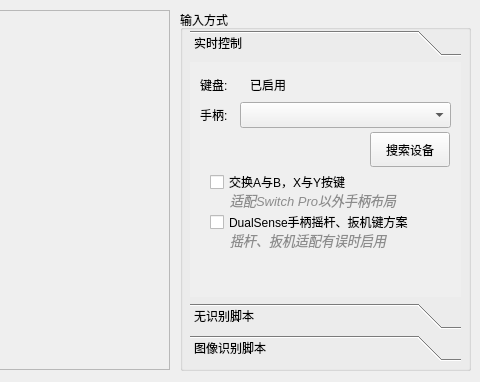
Qt form resources/ui/main_form.ui (radiantwf/pokemon-controller-gui) before a commit; both pictures show x 480 to 960 and y 0 to 382 of the 960 by 750 pixel window.
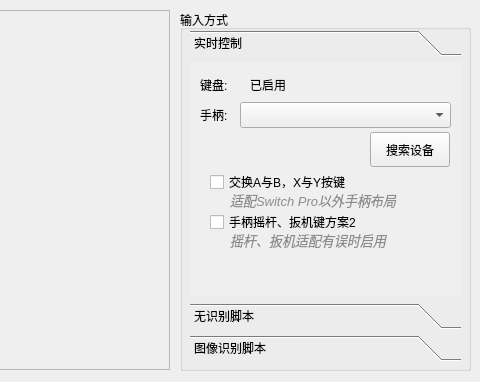
The same form after that commit. The open tabs and pages were chosen to show the change.

Commit message: 手柄驱动问题修改，活动坑刷闪脚本微调

Patch:
```diff
--- a/resources/ui/main_form.ui
+++ b/resources/ui/main_form.ui
@@ -1089,7 +1089,7 @@
         </rect>
        </property>
        <property name="text">
-        <string>DualSense手柄摇杆、扳机键方案</string>
+        <string>手柄摇杆、扳机键方案2</string>
        </property>
       </widget>
       <widget class="QLabel" name="label_9">
```
Left out of the diff: 2 changed lines with no effect on the pictures. The commit also changes 8 other files.
